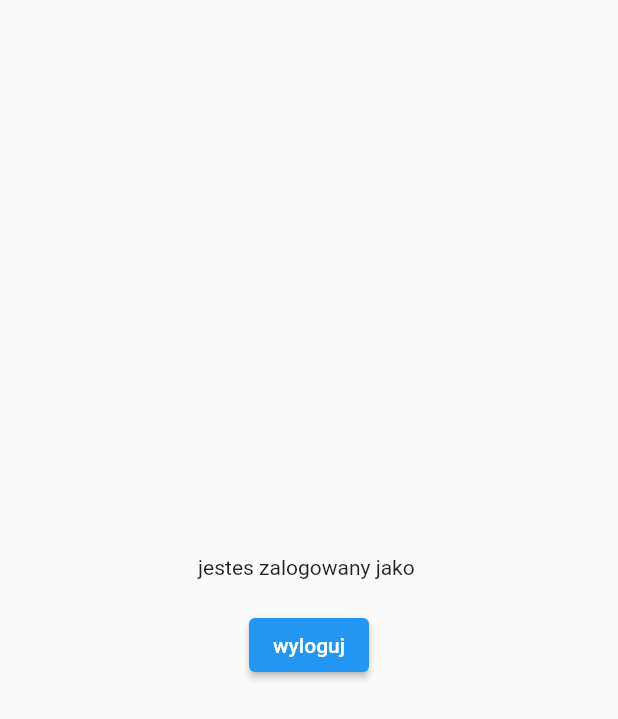
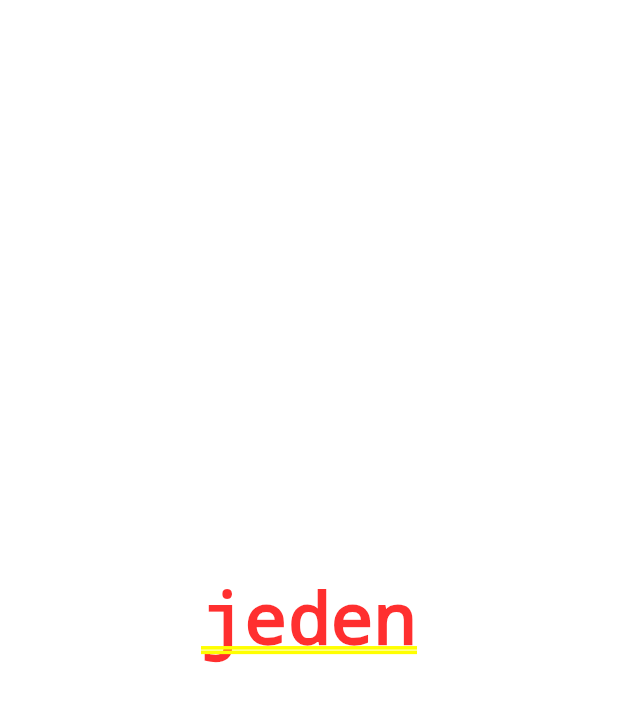
Before and after one commit to damiangawronski/najlepszy_kebab_w_okolicy, a Flutter app: the screen it shows once a user with an empty profile is signed in, on a phone screen of 412 x 824 dp. Shown: the top 719 px of the screen. Run offline on Flutter 3.47's test engine with Material 2 defaults, Android fonts, the phone set to English and light mode, and no system bars; our stand-ins replace firebase_auth, firebase_core; accounts and stored records are empty.

Commit message:
Add BottomNavigationBar to HomePage

```diff
--- a/lib/app/home/home_page.dart
+++ b/lib/app/home/home_page.dart
@@ -1,7 +1,7 @@
 import 'package:firebase_auth/firebase_auth.dart';
 import 'package:flutter/material.dart';
 
-class HomePage extends StatelessWidget {
+class HomePage extends StatefulWidget {
   const HomePage({
     Key? key,
     required this.user,
@@ -10,13 +10,32 @@ class HomePage extends StatelessWidget {
   final User user;
 
   @override
+  State<HomePage> createState() => _HomePageState();
+}
+
+class _HomePageState extends State<HomePage> {
+  var currentIndex = 0;
+
+  @override
   Widget build(BuildContext context) {
+    if (currentIndex == 0) {
+      return Center(
+        child: Text('jeden'),
+      );
+    }
+    if (currentIndex == 1) {
+      return Center(
+        child: Text('dwa'),
+      );
+    }
+
     return Scaffold(
-      body: Center(
+      body: Builder(builder: (context) {
+        return Center(
           child: Column(
             mainAxisAlignment: MainAxisAlignment.center,
             children: [
-            Text('jestes zalogowany jako ${user.email}'),
+              Text('jestes zalogowany jako ${widget.user.email}'),
               const SizedBox(
                 height: 20,
               ),
@@ -27,6 +46,29 @@ class HomePage extends StatelessWidget {
                   child: const Text('wyloguj'))
             ],
           ),
+        );
+      }),
+      bottomNavigationBar: BottomNavigationBar(
+        currentIndex: currentIndex,
+        onTap: (newIndex) {
+          setState(() {
+            currentIndex = newIndex;
+          });
+        },
+        items: const [
+          BottomNavigationBarItem(
+            icon: Icon(Icons.reviews),
+            label: 'Opinie',
+          ),
+          BottomNavigationBarItem(
+            icon: Icon(Icons.add),
+            label: 'Dodaj',
+          ),
+          BottomNavigationBarItem(
+            icon: Icon(Icons.person),
+            label: 'Moje konto',
+          ),
+        ],
       ),
     );
   }
```
Lines whose indentation alone changed are shown as unchanged.
